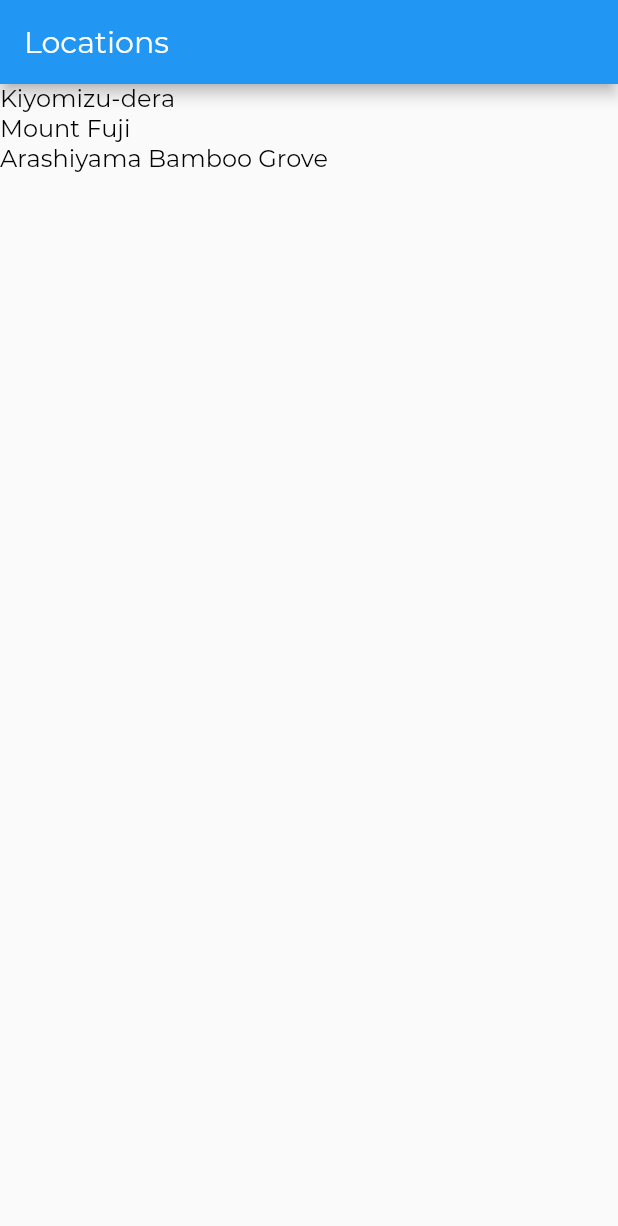
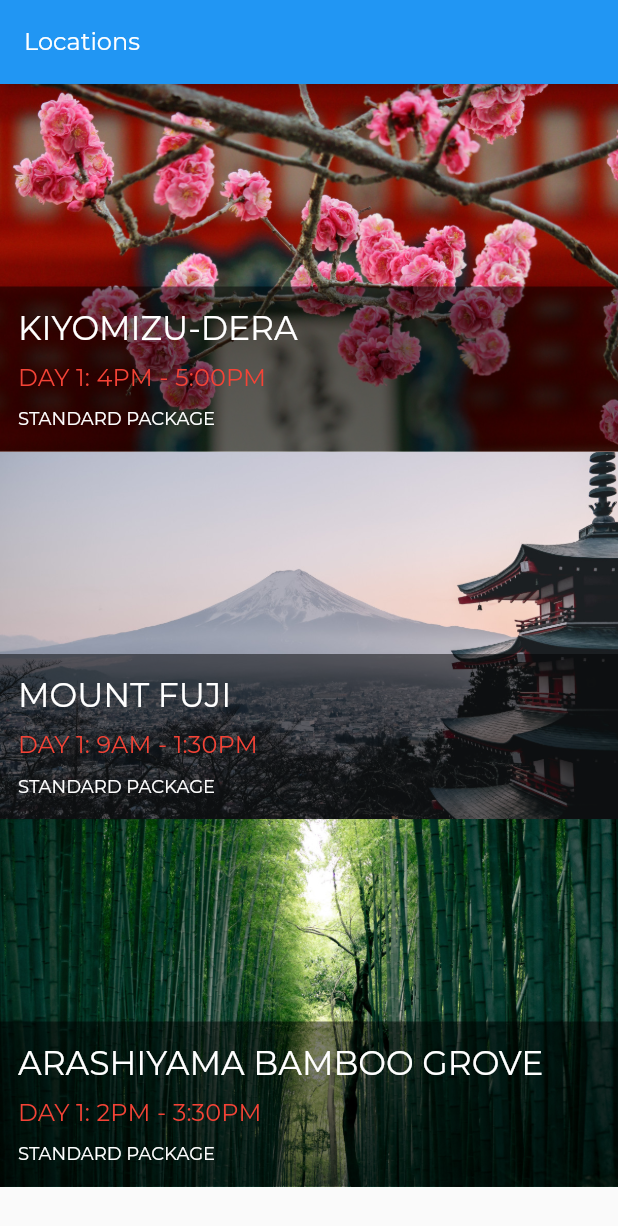
Before and after one commit to FEUP-ESOF-2020-21/open-cx-t4g1-grupo-1, a Flutter app: the screen it shows after launch, on a phone screen of 412 x 824 dp. Shown: the top 1226 px of the screen. Run offline on Flutter 3.47's test engine with Material 2 defaults, Android fonts, the light colour scheme and no system bars.

Commit message:
2 complete screens - not our app

```diff
--- a/adov_flutter/lib/app.dart
+++ b/adov_flutter/lib/app.dart
@@ -42,6 +42,8 @@ ThemeData _theme() {
       appBarTheme: AppBarTheme(textTheme: TextTheme(title: AppBarTextStyle)),
       textTheme: TextTheme(
         title: TitleTextStyle,
+        subtitle: SubTitleTextStyle,
+        caption: CaptionTextStyle,
         body1: Body1TextStyle,
       ));
 }
--- a/adov_flutter/lib/models/location.dart
+++ b/adov_flutter/lib/models/location.dart
@@ -7,24 +7,52 @@ class Location {
   final int id;
   final String name;
   final String imagePath;
+  final String userItinerarySummary;
+  final String tourPackageName;
   final List<LocationFact> facts;
 
-  Location(this.id, this.name, this.imagePath, this.facts);
+  Location({
+    this.id,
+    this.name,
+    this.imagePath,
+    this.userItinerarySummary,
+    this.tourPackageName,
+    this.facts,
+  });
 
   static List<Location> fetchAll() {
     return [
-      Location(1, 'Kiyomizu-dera', 'assets/images/kiyomizu-dera.jpg', [
+      Location(
+          id: 1,
+          name: 'Kiyomizu-dera',
+          imagePath: 'assets/images/kiyomizu-dera.jpg',
+          userItinerarySummary: 'Day 1: 4PM - 5:00PM',
+          tourPackageName: 'Standard Package',
+          facts: [
             LocationFact('Summary',
                 'Kiyomizu-dera, officially Otowa-san Kiyomizu-dera, is an independent Buddhist temple in eastern Kyoto. The temple is part of the Historic Monuments of Ancient Kyoto UNESCO World Heritage site.'),
-        LocationFact('Architectural Style', 'Japanese Buddhist architecture.'),
+            LocationFact(
+                'Architectural Style', 'Japanese Buddhist architecture.'),
           ]),
-      Location(2, 'Mount Fuji', 'assets/images/fuji.jpg', [
+      Location(
+          id: 2,
+          name: 'Mount Fuji',
+          imagePath: 'assets/images/fuji.jpg',
+          userItinerarySummary: 'Day 1: 9AM - 1:30PM',
+          tourPackageName: 'Standard Package',
+          facts: [
             LocationFact('Summary',
                 'Japan’s Mt. Fuji is an active volcano about 100 kilometers southwest of Tokyo. Commonly called “Fuji-san,” it’s the country’s tallest peak, at 3,776 meters. A pilgrimage site for centuries, it’s considered one of Japan’s 3 sacred mountains, and summit hikes remain a popular activity. Its iconic profile is the subject of numerous works of art, notably Edo Period prints by Hokusai and Hiroshige.'),
             LocationFact('Did You Know',
                 'There are three cities that surround Mount Fuji: Gotemba, Fujiyoshida and Fujinomiya.'),
           ]),
-      Location(3, 'Arashiyama Bamboo Grove', 'assets/images/arashiyama.jpg', [
+      Location(
+          id: 3,
+          name: 'Arashiyama Bamboo Grove',
+          imagePath: 'assets/images/arashiyama.jpg',
+          userItinerarySummary: 'Day 1: 2PM - 3:30PM',
+          tourPackageName: 'Standard Package',
+          facts: [
             LocationFact('Summary',
                 'While we could go on about the ethereal glow and seemingly endless heights of this bamboo grove on the outskirts of Kyoto, the sight\'s pleasures extend beyond the visual realm.'),
             LocationFact('How to Get There',
--- a/adov_flutter/lib/screens/location_detail/location_detail.dart
+++ b/adov_flutter/lib/screens/location_detail/location_detail.dart
@@ -1,9 +1,10 @@
 // screens/home/home.dart
 
+import 'package:adov_flutter/widgets/location_tile.dart';
 import 'package:flutter/material.dart';
 import '../../models/location.dart';
 import 'text_section.dart';
-import 'image_banner.dart';
+import '../../widgets/image_banner.dart';
 
 class LocationDetail extends StatelessWidget {
   final int _locationID;
@@ -18,14 +19,19 @@ class LocationDetail extends StatelessWidget {
         appBar: AppBar(
           title: Text(location.name),
         ),
-      body: Column(
+        body: SingleChildScrollView(
+          child: Column(
             mainAxisAlignment: MainAxisAlignment.start,
             crossAxisAlignment: CrossAxisAlignment.stretch,
             children: [
-          ImageBanner(location.imagePath),
+              ImageBanner(assetPath: location.imagePath),
+              Padding(
+                padding: EdgeInsets.symmetric(vertical: 20.0, horizontal: 4.0),
+                child: LocationTile(location: location),
+              )
             ]..addAll(textSections(location)),
           ),
-    );
+        ));
   }
 
   List<Widget> textSections(Location location) {
--- a/adov_flutter/lib/screens/locations/locations.dart
+++ b/adov_flutter/lib/screens/locations/locations.dart
@@ -1,9 +1,11 @@
-// screens/locations/locations.dart
+// lib/screens/locations/locations.dart
 
+import 'package:adov_flutter/widgets/image_banner.dart';
 import 'package:flutter/cupertino.dart';
 import 'package:flutter/material.dart';
 import '../../app.dart';
 import '../../models/location.dart';
+import './tile_overlay.dart';
 
 class Locations extends StatelessWidget {
   @override
@@ -14,15 +16,23 @@ class Locations extends StatelessWidget {
         appBar: AppBar(
           title: Text('Locations'),
         ),
-      body: ListView(
-        children: locations
-            .map((location) => GestureDetector(
+        body: ListView.builder(
+            itemCount: locations.length,
+            itemBuilder: (context, index) =>
+                _itemBuilder(context, locations[index])));
+  }
+
+  Widget _itemBuilder(BuildContext context, Location location) {
+    return GestureDetector(
       onTap: () => _onLocationTap(context, location.id),
       child: Container(
-                    child: Text(location.name),
+        height: 245.0,
+        child: Stack(
+          children: [
+            ImageBanner(assetPath: location.imagePath, height: 245.0),
+            TileOverlay(location),
+          ],
         ),
-                ))
-            .toList(),
       ),
     );
   }
--- /dev/null
+++ b/adov_flutter/lib/screens/locations/tile_overlay.dart
@@ -0,0 +1,24 @@
+import 'package:flutter/material.dart';
+import '../../models/location.dart';
+import '../../widgets/location_tile.dart';
+
+class TileOverlay extends StatelessWidget {
+  final Location location;
+
+  TileOverlay(this.location);
+
+  @override
+  Widget build(BuildContext context) {
+    return Column(
+      mainAxisAlignment: MainAxisAlignment.end,
+      crossAxisAlignment: CrossAxisAlignment.stretch,
+      children: [
+        Container(
+          padding: EdgeInsets.symmetric(vertical: 5.0),
+          decoration: BoxDecoration(color: Colors.black.withOpacity(0.5)),
+          child: LocationTile(location: location, darkTheme: true),
+        ),
+      ],
+    );
+  }
+}
--- a/adov_flutter/lib/style.dart
+++ b/adov_flutter/lib/style.dart
@@ -1,12 +1,17 @@
-// style.dart
-
 import 'package:flutter/material.dart';
 
-const LargeTextSize = 26.0;
-const MediumTextSize = 20.0;
-const BodyTextSize = 16.0;
+const LargeTextSize = 22.0;
+const MediumTextSize = 16.0;
+const SmallTextSize = 12.0;
 
 const String FontNameDefault = 'Montserrat';
+
+const Color TextColorDark = Colors.black;
+const Color TextColorLight = Colors.white;
+const Color TextColorAccent = Colors.red;
+const Color TextColorFaint = Color.fromRGBO(125, 125, 125, 1.0);
+
+const DefaultPaddingHorizontal = 12.0;
 
 const AppBarTextStyle = TextStyle(
   fontFamily: FontNameDefault,
@@ -19,12 +24,26 @@ const TitleTextStyle = TextStyle(
   fontFamily: FontNameDefault,
   fontWeight: FontWeight.w300,
   fontSize: LargeTextSize,
-  color: Colors.black,
+  color: TextColorDark,
+);
+
+const SubTitleTextStyle = TextStyle(
+  fontFamily: FontNameDefault,
+  fontWeight: FontWeight.w300,
+  fontSize: MediumTextSize,
+  color: TextColorAccent,
+);
+
+const CaptionTextStyle = TextStyle(
+  fontFamily: FontNameDefault,
+  fontWeight: FontWeight.w300,
+  fontSize: SmallTextSize,
+  color: TextColorDark,
 );
 
 const Body1TextStyle = TextStyle(
   fontFamily: FontNameDefault,
   fontWeight: FontWeight.w300,
-  fontSize: BodyTextSize,
+  fontSize: MediumTextSize,
   color: Colors.black,
 );
--- a/adov_flutter/lib/screens/location_detail/image_banner.dart
+++ b/adov_flutter/lib/widgets/image_banner.dart
@@ -3,17 +3,18 @@
 import 'package:flutter/material.dart';
 
 class ImageBanner extends StatelessWidget {
-  final String _assetPath;
+  final String assetPath;
+  final double height;
 
-  ImageBanner(this._assetPath);
+  ImageBanner({@required this.assetPath, this.height = 200.0});
 
   @override
   Widget build(BuildContext context) {
     return Container(
-      constraints: BoxConstraints.expand(height: 200.0),
+      constraints: BoxConstraints.expand(height: height),
       decoration: BoxDecoration(color: Colors.grey),
       child: Image.asset(
-        _assetPath,
+        assetPath,
         fit: BoxFit.cover,
       ),
     );
--- /dev/null
+++ b/adov_flutter/lib/widgets/location_tile.dart
@@ -0,0 +1,45 @@
+import 'package:flutter/material.dart';
+import '../models/location.dart';
+import '../style.dart';
+
+const LocationTileHeight = 100.0;
+
+class LocationTile extends StatelessWidget {
+  final Location location;
+  final bool darkTheme;
+
+  LocationTile({this.location, this.darkTheme = false});
+
+  @override
+  Widget build(BuildContext context) {
+    final textColor = this.darkTheme ? TextColorLight : TextColorDark;
+
+    return Container(
+      padding: EdgeInsets.symmetric(horizontal: DefaultPaddingHorizontal),
+      height: LocationTileHeight,
+      child: Column(
+          mainAxisAlignment: MainAxisAlignment.spaceEvenly,
+          crossAxisAlignment: CrossAxisAlignment.start,
+          children: [
+            Text(
+              location.name.toUpperCase(),
+              overflow: TextOverflow.ellipsis,
+              maxLines: 1,
+              style:
+                  Theme.of(context).textTheme.title.copyWith(color: textColor),
+            ),
+            Text(
+              location.userItinerarySummary.toUpperCase(),
+              style: Theme.of(context).textTheme.subtitle,
+            ),
+            Text(
+              location.tourPackageName.toUpperCase(),
+              style: Theme.of(context)
+                  .textTheme
+                  .caption
+                  .copyWith(color: textColor),
+            ),
+          ]),
+    );
+  }
+}
```
Lines whose indentation alone changed are shown as unchanged.
